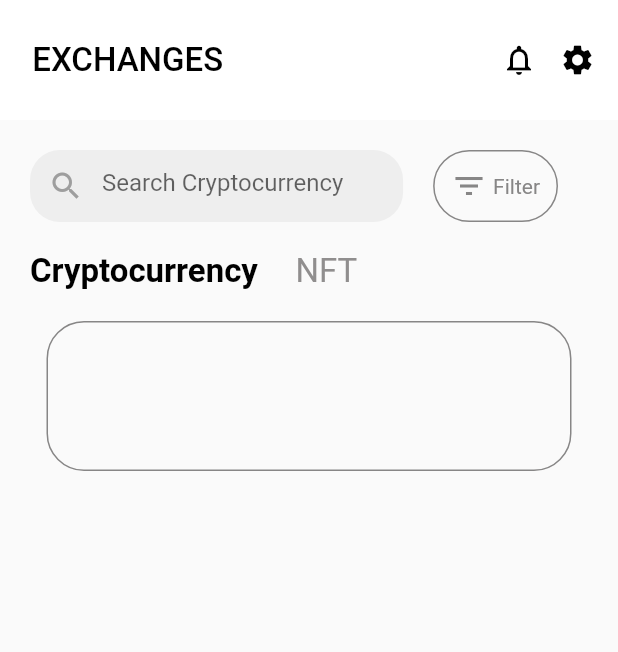
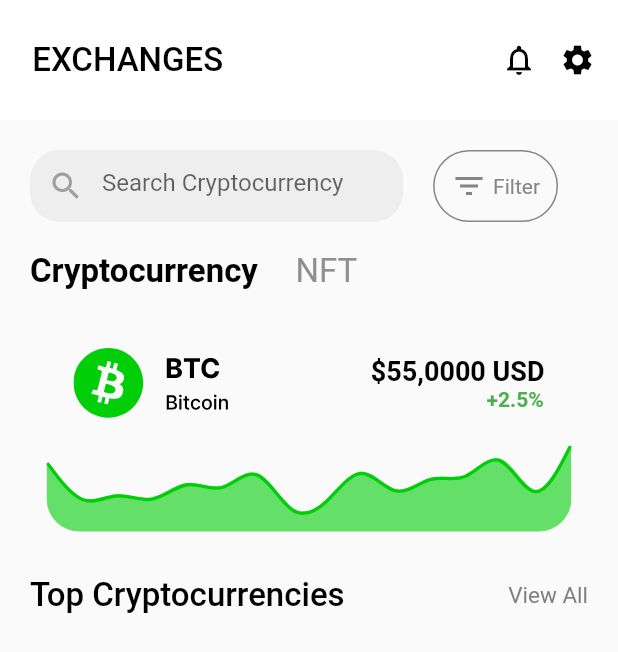
Before and after one commit to imguptaharsh/crypto-wallet, a Flutter app: the screen it shows after launch, on a phone screen of 412 x 824 dp. Shown: the top 652 px of the screen. Run offline on Flutter 3.47's test engine with Material 2 defaults, Android fonts, the phone set to English and light mode, and no system bars; our stand-ins replace flutter_svg.

Commit message:
main btc Poster

```diff
--- /dev/null
+++ b/wallet/lib/CryptoList.dart
@@ -0,0 +1,47 @@
+import 'package:flutter/material.dart';
+
+class CryptList extends StatelessWidget {
+  const CryptList({super.key});
+
+  @override
+  Widget build(BuildContext context) {
+    // ignore: prefer_const_constructors
+    return Padding(
+      padding: const EdgeInsets.all(20.0),
+      child: Column(
+        children: [
+          const Row(
+            mainAxisAlignment: MainAxisAlignment.spaceBetween,
+            children: [
+              Text(
+                "Top Cryptocurrencies",
+                style: TextStyle(
+                    fontSize: 22,
+                    color: Colors.black,
+                    fontWeight: FontWeight.w500),
+              ),
+              Text(
+                "View All",
+                style: TextStyle(
+                    fontSize: 15,
+                    color: Color.fromARGB(255, 127, 126, 126),
+                    fontWeight: FontWeight.w400),
+              ),
+            ],
+          ),
+          Container(
+              height: 150,
+              width: 350,
+              decoration: BoxDecoration(
+                borderRadius: BorderRadius.circular(25.0),
+                // border: Border.all(
+                //     color: const Color.fromARGB(255, 135, 134, 134))
+              ),
+              child: Row(
+                children: const [],
+              )),
+        ],
+      ),
+    );
+  }
+}
--- a/wallet/lib/HomePage.dart
+++ b/wallet/lib/HomePage.dart
@@ -1,4 +1,5 @@
 import 'package:flutter/material.dart';
+import 'package:wallet/CryptoList.dart';
 import 'package:wallet/Poster.dart';
 
 class HomePage extends StatefulWidget {
@@ -32,6 +33,7 @@ class _HomePageState extends State<HomePage> {
           children: [
             SearchBar(),
             Poster(),
+            CryptList(),
           ],
         ));
   }
--- a/wallet/lib/Poster.dart
+++ b/wallet/lib/Poster.dart
@@ -1,4 +1,5 @@
 import 'package:flutter/material.dart';
+import 'package:flutter_svg/svg.dart';
 
 class Poster extends StatelessWidget {
   const Poster({super.key});
@@ -29,14 +30,52 @@ class Poster extends StatelessWidget {
         ),
         const SizedBox(height: 20),
         Container(
-            height: 100,
+            height: 150,
             width: 350,
             decoration: BoxDecoration(
-                borderRadius: BorderRadius.circular(25.0),
-                border: Border.all(
-                    color: const Color.fromARGB(255, 135, 134, 134))),
-            child: const Column(
-              children: [],
+              borderRadius: BorderRadius.circular(25.0),
+              // border: Border.all(
+              //     color: const Color.fromARGB(255, 135, 134, 134))
+            ),
+            child: Column(
+              children: [
+                Padding(
+                  padding: const EdgeInsets.all(18.0),
+                  child: Row(
+                    mainAxisAlignment: MainAxisAlignment.spaceBetween,
+                    children: [
+                      SvgPicture.asset(
+                        'assets/btc.svg', // Replace with the path to your SVG file
+                      ),
+                      const SizedBox(
+                        width: 50,
+                      ),
+                      const Column(
+                        children: [
+                          Text(
+                            "\$55,0000 USD",
+                            style: TextStyle(
+                                fontSize: 18,
+                                color: Colors.black,
+                                fontWeight: FontWeight.w700),
+                          ),
+                          Text(
+                            "                      +2.5%",
+                            style: TextStyle(
+                                fontSize: 14,
+                                color: Colors.green,
+                                fontWeight: FontWeight.w700),
+                          ),
+                        ],
+                      ),
+                    ],
+                  ),
+                ),
+                SvgPicture.asset(
+                  'assets/posterlogo.svg', // Replace with the path to your SVG file
+                  width: 350, // Set the width as needed
+                )
+              ],
             )),
       ],
     );
--- a/wallet/pubspec.yaml
+++ b/wallet/pubspec.yaml
@@ -35,6 +35,7 @@ dependencies:
   # The following adds the Cupertino Icons font to your application.
   # Use with the CupertinoIcons class for iOS style icons.
   cupertino_icons: ^1.0.2
+  flutter_svg: ^2.0.9
 
 dev_dependencies:
   flutter_test:
@@ -59,9 +60,8 @@ flutter:
   uses-material-design: true
 
   # To add assets to your application, add an assets section, like this:
-  # assets:
-  #   - images/a_dot_burr.jpeg
-  #   - images/a_dot_ham.jpeg
+  assets:
+    - assets/
 
   # An image asset can refer to one or more resolution-specific "variants", see
   # https://flutter.dev/assets-and-images/#resolution-aware
```
Also changed, not shown: wallet/assets/btc.svg (added), wallet/assets/posterlogo.svg (added), wallet/pubspec.lock.
